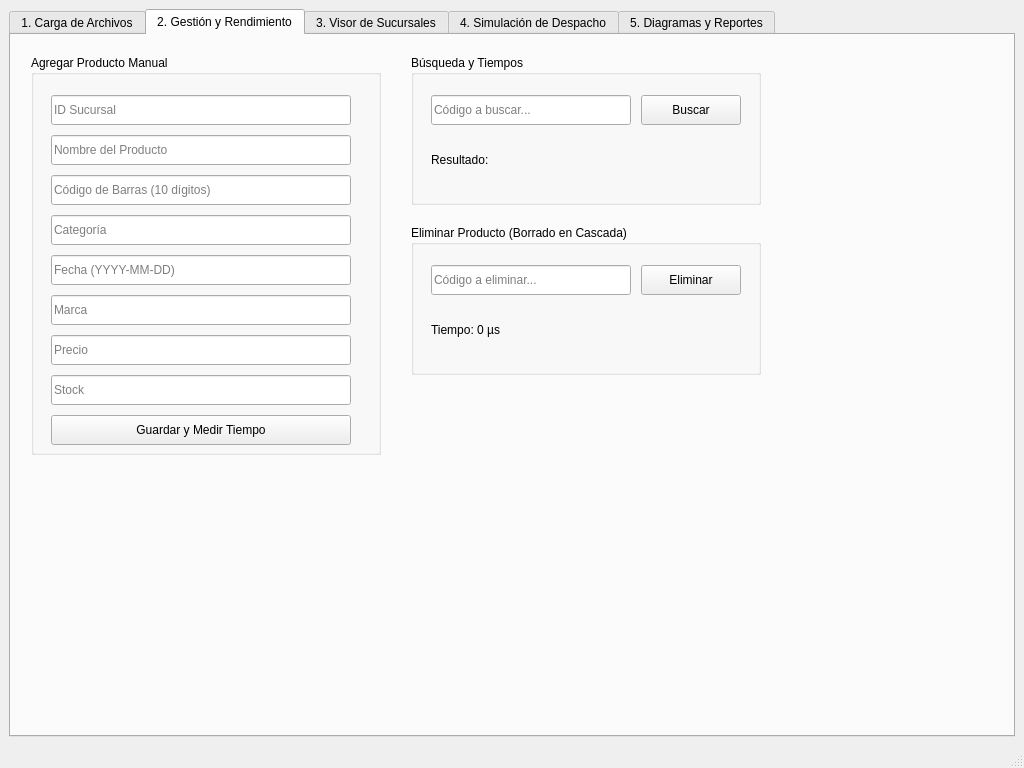
mariojui200530912/EDD_Proyecto2, file src/ui/mainwindow.ui: the form before one commit.
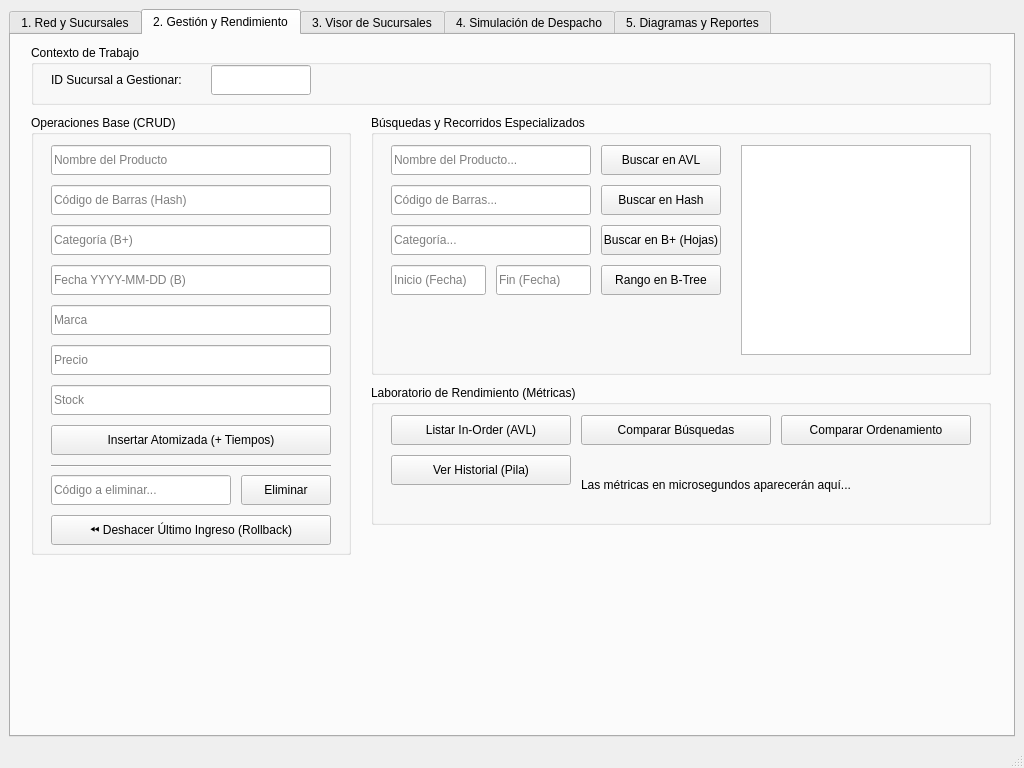
The form after the commit. The open tabs and pages were chosen to show the change.

Commit message: se modificaron varios archivos se estan realizando pruebas

The edit to the form file:
```diff
--- a/src/ui/mainwindow.ui
+++ b/src/ui/mainwindow.ui
@@ -21,12 +21,14 @@
                             <number>4</number>
                         </property>
                         <widget class="QWidget" name="tabCarga">
-                            <attribute name="title"><string>1. Carga de Archivos</string></attribute>
-                            <widget class="QLabel" name="lblInstruccionesCarga">
-                                <property name="geometry"><rect><x>300</x><y>50</y><width>400</width><height>30</height></rect></property>
-                                <property name="font"><font><pointsize>12</pointsize><bold>true</bold></font></property>
-                                <property name="text"><string>Paso 1: Cargar la infraestructura (Sucursales)</string></property>
-                                <property name="alignment"><set>Qt::AlignCenter</set></property>
+                            <attribute name="title"><string>1. Red y Sucursales</string></attribute>
+
+                            <widget class="QGroupBox" name="grpMasiva">
+                                <property name="geometry"><rect><x>20</x><y>20</y><width>350</width><height>220</height></rect></property>
+                                <property name="title"><string>Carga Masiva (CSV)</string></property>
+                                <widget class="QPushButton" name="btnCargarSucursales"><property name="geometry"><rect><x>20</x><y>40</y><width>300</width><height>40</height></rect></property><property name="text"><string>📄 1. Cargar Sucursales CSV</string></property></widget>
+                                <widget class="QPushButton" name="btnCargarConexiones"><property name="geometry"><rect><x>20</x><y>100</y><width>300</width><height>40</height></rect></property><property name="text"><string>🔗 2. Cargar Conexiones CSV</string></property></widget>
+                                <widget class="QPushButton" name="btnCargarProductos"><property name="geometry"><rect><x>20</x><y>160</y><width>300</width><height>40</height></rect></property><property name="text"><string>📦 3. Cargar Productos CSV</string></property></widget>
                             </widget>
                             <widget class="QPushButton" name="btnCargarSucursales">
                                 <property name="geometry"><rect><x>400</x><y>100</y><width>200</width><height>40</height></rect></property>
@@ -44,250 +46,58 @@
                             </widget>
                         </widget>
 
-                        <widget class="QWidget" name="tabGestion">
-                            <attribute name="title">
-                                <string>2. Gestión y Rendimiento</string>
-                            </attribute>
-                            <widget class="QGroupBox" name="groupBox">
-                                <property name="geometry">
-                                    <rect>
-                                        <x>20</x>
-                                        <y>20</y>
-                                        <width>350</width>
-                                        <height>400</height>
-                                    </rect>
-                                </property>
-                                <property name="title">
-                                    <string>Agregar Producto Manual</string>
-                                </property>
-                                <widget class="QLineEdit" name="txtManualID">
-                                    <property name="geometry">
-                                        <rect>
-                                            <x>20</x>
-                                            <y>40</y>
-                                            <width>300</width>
-                                            <height>30</height>
-                                        </rect>
-                                    </property>
-                                    <property name="placeholderText">
-                                        <string>ID Sucursal</string>
-                                    </property>
-                                </widget>
-                                <widget class="QLineEdit" name="txtManualNombre">
-                                    <property name="geometry">
-                                        <rect>
-                                            <x>20</x>
-                                            <y>80</y>
-                                            <width>300</width>
-                                            <height>30</height>
-                                        </rect>
-                                    </property>
-                                    <property name="placeholderText">
-                                        <string>Nombre del Producto</string>
-                                    </property>
-                                </widget>
-                                <widget class="QLineEdit" name="txtManualCodigo">
-                                    <property name="geometry">
-                                        <rect>
-                                            <x>20</x>
-                                            <y>120</y>
-                                            <width>300</width>
-                                            <height>30</height>
-                                        </rect>
-                                    </property>
-                                    <property name="placeholderText">
-                                        <string>Código de Barras (10 dígitos)</string>
-                                    </property>
-                                </widget>
-                                <widget class="QLineEdit" name="txtManualCategoria">
-                                    <property name="geometry">
-                                        <rect>
-                                            <x>20</x>
-                                            <y>160</y>
-                                            <width>300</width>
-                                            <height>30</height>
-                                        </rect>
-                                    </property>
-                                    <property name="placeholderText">
-                                        <string>Categoría</string>
-                                    </property>
-                                </widget>
-                                <widget class="QLineEdit" name="txtManualFecha">
-                                    <property name="geometry">
-                                        <rect>
-                                            <x>20</x>
-                                            <y>200</y>
-                                            <width>300</width>
-                                            <height>30</height>
-                                        </rect>
-                                    </property>
-                                    <property name="placeholderText">
-                                        <string>Fecha (YYYY-MM-DD)</string>
-                                    </property>
-                                </widget>
-                                <widget class="QLineEdit" name="txtManualMarca">
-                                    <property name="geometry">
-                                        <rect>
-                                            <x>20</x>
-                                            <y>240</y>
-                                            <width>300</width>
-                                            <height>30</height>
-                                        </rect>
-                                    </property>
-                                    <property name="placeholderText">
-                                        <string>Marca</string>
-                                    </property>
-                                </widget>
-                                <widget class="QLineEdit" name="txtManualPrecio">
-                                    <property name="geometry">
-                                        <rect>
-                                            <x>20</x>
-                                            <y>280</y>
-                                            <width>300</width>
-                                            <height>30</height>
-                                        </rect>
-                                    </property>
-                                    <property name="placeholderText">
-                                        <string>Precio</string>
-                                    </property>
-                                </widget>
-                                <widget class="QLineEdit" name="txtManualStock">
-                                    <property name="geometry">
-                                        <rect>
-                                            <x>20</x>
-                                            <y>320</y>
-                                            <width>300</width>
-                                            <height>30</height>
-                                        </rect>
-                                    </property>
-                                    <property name="placeholderText">
-                                        <string>Stock</string>
-                                    </property>
-                                </widget>
-                                <widget class="QPushButton" name="btnAgregarManual">
-                                    <property name="geometry">
-                                        <rect>
-                                            <x>20</x>
-                                            <y>360</y>
-                                            <width>300</width>
-                                            <height>30</height>
-                                        </rect>
-                                    </property>
-                                    <property name="text">
-                                        <string>Guardar y Medir Tiempo</string>
-                                    </property>
-                                </widget>
+                        <widget class="QWidget" name="tabGestion"><attribute name="title"><string>2. Gestión y Rendimiento</string></attribute>
+
+                            <widget class="QGroupBox" name="grpContexto"><property name="geometry"><rect><x>20</x><y>10</y><width>960</width><height>60</height></rect></property><property name="title"><string>Contexto de Trabajo</string></property>
+                                <widget class="QLabel" name="lblContexto"><property name="geometry"><rect><x>20</x><y>25</y><width>150</width><height>20</height></rect></property><property name="text"><string>ID Sucursal a Gestionar:</string></property></widget>
+                                <widget class="QLineEdit" name="txtContextoSucursal"><property name="geometry"><rect><x>180</x><y>20</y><width>100</width><height>30</height></rect></property></widget>
                             </widget>
-                            <widget class="QGroupBox" name="groupBox_2">
-                                <property name="geometry">
-                                    <rect>
-                                        <x>400</x>
-                                        <y>20</y>
-                                        <width>350</width>
-                                        <height>150</height>
-                                    </rect>
-                                </property>
-                                <property name="title">
-                                    <string>Búsqueda y Tiempos</string>
-                                </property>
-                                <widget class="QLineEdit" name="txtCodigoBarras">
-                                    <property name="geometry">
-                                        <rect>
-                                            <x>20</x>
-                                            <y>40</y>
-                                            <width>200</width>
-                                            <height>30</height>
-                                        </rect>
-                                    </property>
-                                    <property name="placeholderText">
-                                        <string>Código a buscar...</string>
-                                    </property>
-                                </widget>
-                                <widget class="QPushButton" name="btnBuscar">
-                                    <property name="geometry">
-                                        <rect>
-                                            <x>230</x>
-                                            <y>40</y>
-                                            <width>100</width>
-                                            <height>30</height>
-                                        </rect>
-                                    </property>
-                                    <property name="text">
-                                        <string>Buscar</string>
-                                    </property>
-                                </widget>
-                                <widget class="QLabel" name="lblResultado">
-                                    <property name="geometry">
-                                        <rect>
-                                            <x>20</x>
-                                            <y>80</y>
-                                            <width>310</width>
-                                            <height>50</height>
-                                        </rect>
-                                    </property>
-                                    <property name="text">
-                                        <string>Resultado:</string>
-                                    </property>
-                                    <property name="wordWrap">
-                                        <bool>true</bool>
-                                    </property>
-                                </widget>
+
+                            <widget class="QGroupBox" name="grpCRUDProd"><property name="geometry"><rect><x>20</x><y>80</y><width>320</width><height>440</height></rect></property><property name="title"><string>Operaciones Base (CRUD)</string></property>
+                                <widget class="QLineEdit" name="txtManualNombre"><property name="geometry"><rect><x>20</x><y>30</y><width>280</width><height>30</height></rect></property><property name="placeholderText"><string>Nombre del Producto</string></property></widget>
+                                <widget class="QLineEdit" name="txtManualCodigo"><property name="geometry"><rect><x>20</x><y>70</y><width>280</width><height>30</height></rect></property><property name="placeholderText"><string>Código de Barras (Hash)</string></property></widget>
+                                <widget class="QLineEdit" name="txtManualCategoria"><property name="geometry"><rect><x>20</x><y>110</y><width>280</width><height>30</height></rect></property><property name="placeholderText"><string>Categoría (B+)</string></property></widget>
+                                <widget class="QLineEdit" name="txtManualFecha"><property name="geometry"><rect><x>20</x><y>150</y><width>280</width><height>30</height></rect></property><property name="placeholderText"><string>Fecha YYYY-MM-DD (B)</string></property></widget>
+                                <widget class="QLineEdit" name="txtManualMarca"><property name="geometry"><rect><x>20</x><y>190</y><width>280</width><height>30</height></rect></property><property name="placeholderText"><string>Marca</string></property></widget>
+                                <widget class="QLineEdit" name="txtManualPrecio"><property name="geometry"><rect><x>20</x><y>230</y><width>280</width><height>30</height></rect></property><property name="placeholderText"><string>Precio</string></property></widget>
+                                <widget class="QLineEdit" name="txtManualStock"><property name="geometry"><rect><x>20</x><y>270</y><width>280</width><height>30</height></rect></property><property name="placeholderText"><string>Stock</string></property></widget>
+                                <widget class="QPushButton" name="btnAgregarManual"><property name="geometry"><rect><x>20</x><y>310</y><width>280</width><height>30</height></rect></property><property name="text"><string>Insertar Atomizada (+ Tiempos)</string></property></widget>
+
+                                <widget class="Line" name="lineSep"><property name="geometry"><rect><x>20</x><y>350</y><width>280</width><height>3</height></rect></property><property name="orientation"><enum>Qt::Horizontal</enum></property></widget>
+                                <widget class="QLineEdit" name="txtEliminarCodigo"><property name="geometry"><rect><x>20</x><y>360</y><width>180</width><height>30</height></rect></property><property name="placeholderText"><string>Código a eliminar...</string></property></widget>
+                                <widget class="QPushButton" name="btnEliminar"><property name="geometry"><rect><x>210</x><y>360</y><width>90</width><height>30</height></rect></property><property name="text"><string>Eliminar</string></property></widget>
+
+                                <widget class="QPushButton" name="btnDeshacer"><property name="geometry"><rect><x>20</x><y>400</y><width>280</width><height>30</height></rect></property><property name="text"><string>⏪ Deshacer Último Ingreso (Rollback)</string></property></widget>
                             </widget>
-                            <widget class="QGroupBox" name="groupBox_3">
-                                <property name="geometry">
-                                    <rect>
-                                        <x>400</x>
-                                        <y>190</y>
-                                        <width>350</width>
-                                        <height>150</height>
-                                    </rect>
-                                </property>
-                                <property name="title">
-                                    <string>Eliminar Producto (Borrado en Cascada)</string>
-                                </property>
-                                <widget class="QLineEdit" name="txtEliminarCodigo">
-                                    <property name="geometry">
-                                        <rect>
-                                            <x>20</x>
-                                            <y>40</y>
-                                            <width>200</width>
-                                            <height>30</height>
-                                        </rect>
-                                    </property>
-                                    <property name="placeholderText">
-                                        <string>Código a eliminar...</string>
-                                    </property>
-                                </widget>
-                                <widget class="QPushButton" name="btnEliminar">
-                                    <property name="geometry">
-                                        <rect>
-                                            <x>230</x>
-                                            <y>40</y>
-                                            <width>100</width>
-                                            <height>30</height>
-                                        </rect>
-                                    </property>
-                                    <property name="text">
-                                        <string>Eliminar</string>
-                                    </property>
-                                </widget>
-                                <widget class="QLabel" name="lblResultadoEliminar">
-                                    <property name="geometry">
-                                        <rect>
-                                            <x>20</x>
-                                            <y>80</y>
-                                            <width>310</width>
-                                            <height>50</height>
-                                        </rect>
-                                    </property>
-                                    <property name="text">
-                                        <string>Tiempo: 0 µs</string>
-                                    </property>
-                                    <property name="wordWrap">
-                                        <bool>true</bool>
-                                    </property>
-                                </widget>
+
+                            <widget class="QGroupBox" name="grpBusquedas"><property name="geometry"><rect><x>360</x><y>80</y><width>620</width><height>260</height></rect></property><property name="title"><string>Búsquedas y Recorridos Especializados</string></property>
+                                <widget class="QLineEdit" name="txtBuscarAVL"><property name="geometry"><rect><x>20</x><y>30</y><width>200</width><height>30</height></rect></property><property name="placeholderText"><string>Nombre del Producto...</string></property></widget>
+                                <widget class="QPushButton" name="btnBuscarAVL"><property name="geometry"><rect><x>230</x><y>30</y><width>120</width><height>30</height></rect></property><property name="text"><string>Buscar en AVL</string></property></widget>
+
+                                <widget class="QLineEdit" name="txtBuscarHash"><property name="geometry"><rect><x>20</x><y>70</y><width>200</width><height>30</height></rect></property><property name="placeholderText"><string>Código de Barras...</string></property></widget>
+                                <widget class="QPushButton" name="btnBuscarHash"><property name="geometry"><rect><x>230</x><y>70</y><width>120</width><height>30</height></rect></property><property name="text"><string>Buscar en Hash</string></property></widget>
+
+                                <widget class="QLineEdit" name="txtBuscarBPlus"><property name="geometry"><rect><x>20</x><y>110</y><width>200</width><height>30</height></rect></property><property name="placeholderText"><string>Categoría...</string></property></widget>
+                                <widget class="QPushButton" name="btnBuscarBPlus"><property name="geometry"><rect><x>230</x><y>110</y><width>120</width><height>30</height></rect></property><property name="text"><string>Buscar en B+ (Hojas)</string></property></widget>
+
+                                <widget class="QLineEdit" name="txtBuscarBInicio"><property name="geometry"><rect><x>20</x><y>150</y><width>95</width><height>30</height></rect></property><property name="placeholderText"><string>Inicio (Fecha)</string></property></widget>
+                                <widget class="QLineEdit" name="txtBuscarBFin"><property name="geometry"><rect><x>125</x><y>150</y><width>95</width><height>30</height></rect></property><property name="placeholderText"><string>Fin (Fecha)</string></property></widget>
+                                <widget class="QPushButton" name="btnBuscarB"><property name="geometry"><rect><x>230</x><y>150</y><width>120</width><height>30</height></rect></property><property name="text"><string>Rango en B-Tree</string></property></widget>
+
+                                <widget class="QListWidget" name="listaResultadosBusqueda"><property name="geometry"><rect><x>370</x><y>30</y><width>230</width><height>210</height></rect></property></widget>
                             </widget>
+
+                            <widget class="QGroupBox" name="grpRendimiento">
+                                <property name="geometry"><rect><x>360</x><y>350</y><width>620</width><height>140</height></rect></property>
+                                <property name="title"><string>Laboratorio de Rendimiento (Métricas)</string></property>
+
+                                <widget class="QPushButton" name="btnListarAVL"><property name="geometry"><rect><x>20</x><y>30</y><width>180</width><height>30</height></rect></property><property name="text"><string>Listar In-Order (AVL)</string></property></widget>
+                                <widget class="QPushButton" name="btnCompararTiempos"><property name="geometry"><rect><x>210</x><y>30</y><width>190</width><height>30</height></rect></property><property name="text"><string>Comparar Búsquedas</string></property></widget>
+                                <widget class="QPushButton" name="btnCompararOrdenamiento"><property name="geometry"><rect><x>410</x><y>30</y><width>190</width><height>30</height></rect></property><property name="text"><string>Comparar Ordenamiento</string></property></widget>
+                                <widget class="QPushButton" name="btnVerHistorial"><property name="geometry"><rect><x>20</x><y>70</y><width>180</width><height>30</height></rect></property><property name="text"><string>Ver Historial (Pila)</string></property></widget>
+
+                                <widget class="QLabel" name="lblTiemposComparativa"><property name="geometry"><rect><x>210</x><y>70</y><width>390</width><height>60</height></rect></property><property name="text"><string>Las métricas en microsegundos aparecerán aquí...</string></property></widget>
+                            </widget>
                         </widget>
                         <widget class="QWidget" name="tabVisor">
                             <attribute name="title">
```
Left out of the diff: 218 changed lines with no effect on the pictures. The commit also changes 22 other files.
